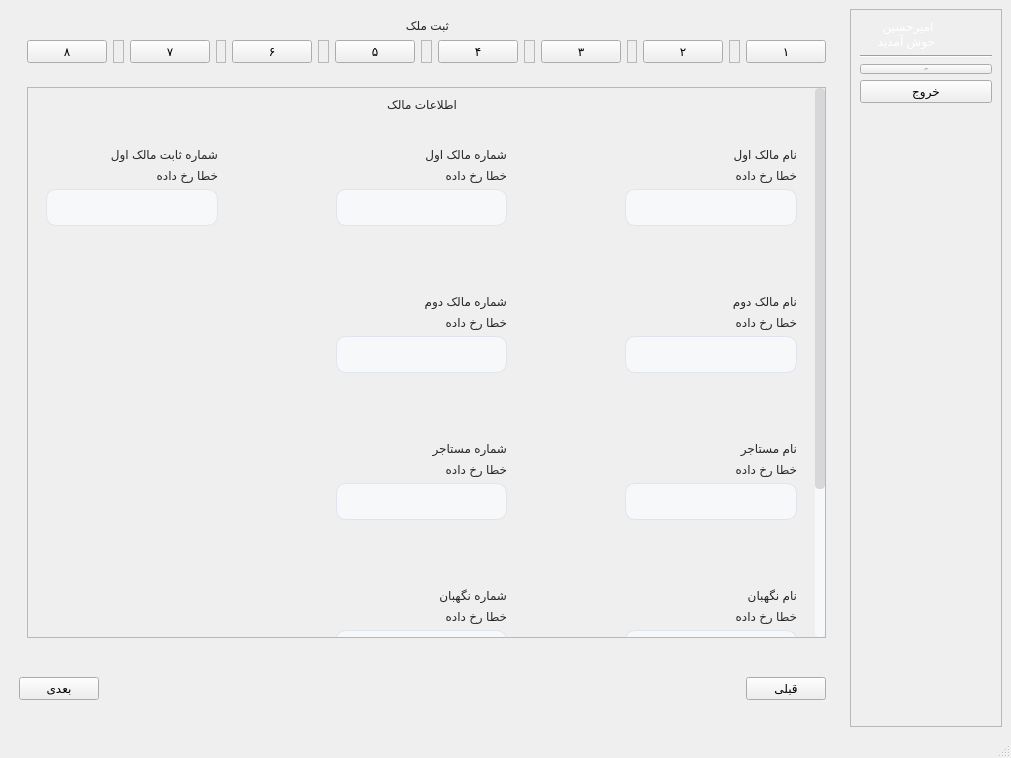
This is uiFiles/main_UI.ui in amirhossein-mlkz/amlak as Qt 5 draws it before an edit. The edited form follows.
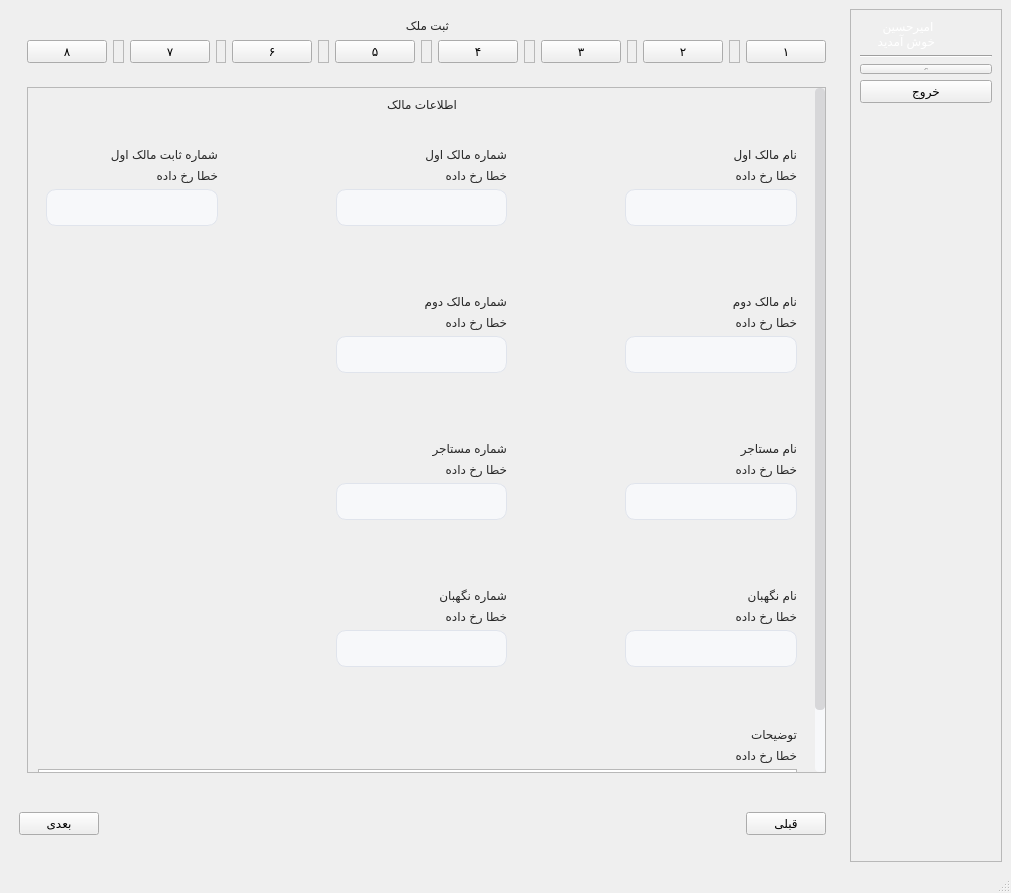
This is the edited form. The open tabs and pages were chosen to show the change. Icons and pictures are not drawn.

```diff
--- a/uiFiles/main_UI.ui
+++ b/uiFiles/main_UI.ui
@@ -7,7 +7,7 @@
     <x>0</x>
     <y>0</y>
     <width>1011</width>
-    <height>758</height>
+    <height>893</height>
    </rect>
   </property>
   <property name="minimumSize">
@@ -1439,7 +1439,7 @@
                <property name="geometry">
                 <rect>
                  <x>0</x>
-                 <y>0</y>
+                 <y>-808</y>
                  <width>774</width>
                  <height>1480</height>
                 </rect>
```
Left out of the diff: 6 changed lines with no effect on the pictures.
